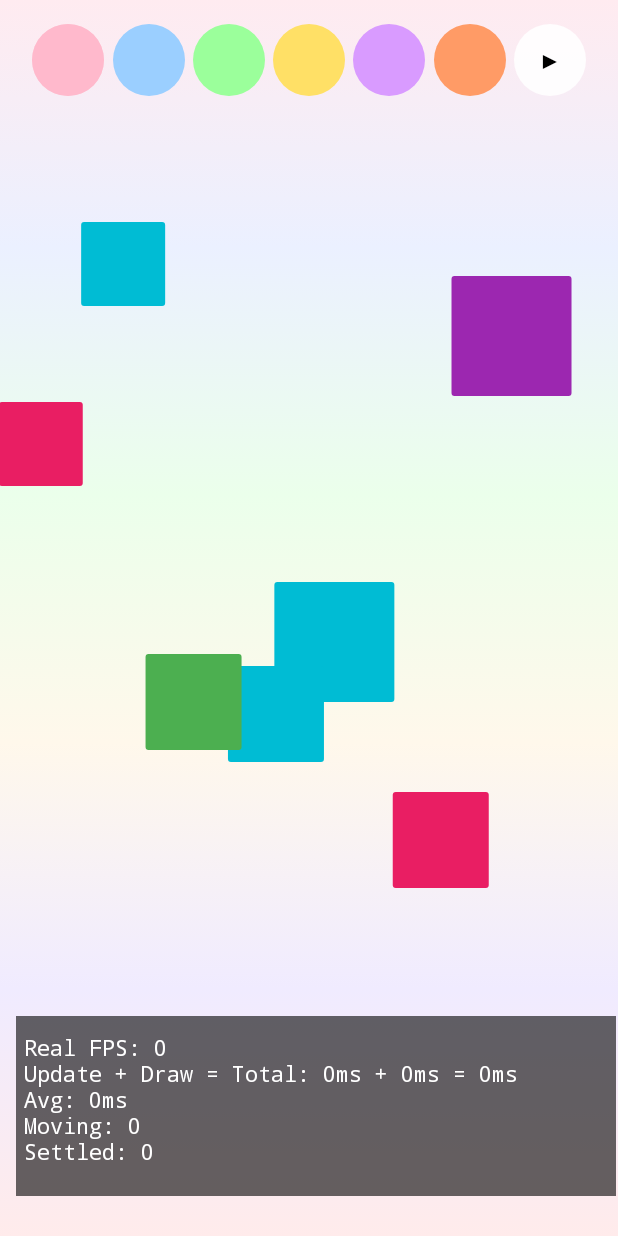
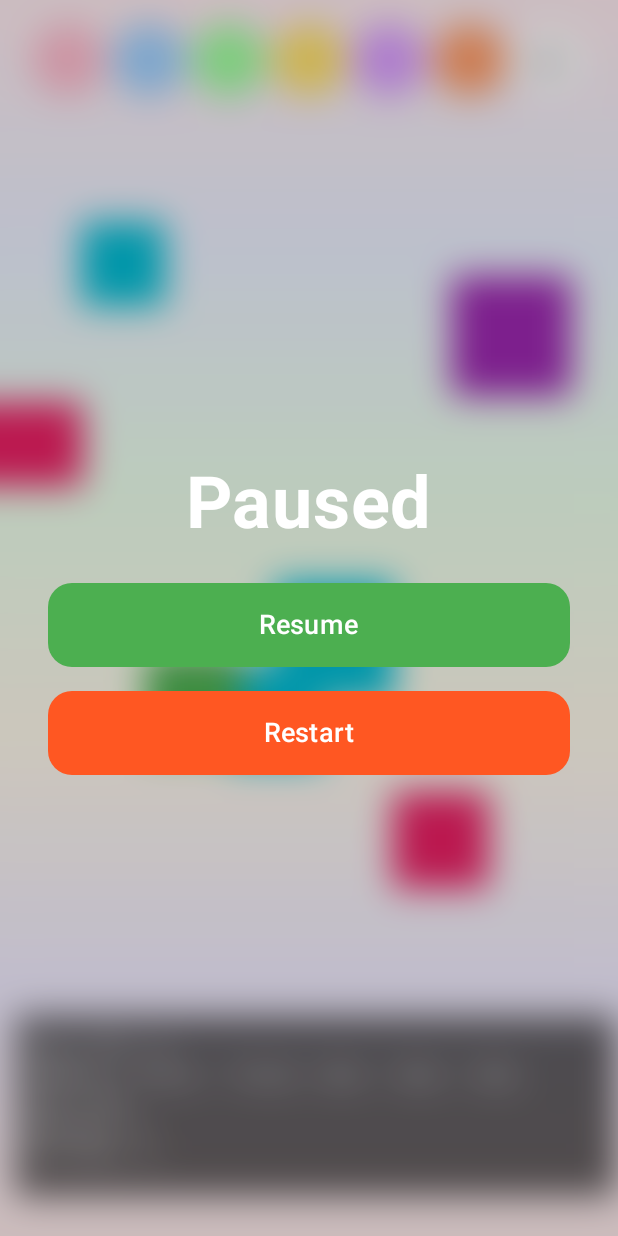
Before and after one commit to fejes91/zen-motes, an Android app built with Jetpack Compose: the screen it shows after launch (MainActivity), after a tap on an icon or button, on a phone screen of 412 x 824 dp. Run offline under Robolectric (Android 15) with nearby library versions, the phone set to English and light mode, and no system bars; our stand-ins replace Timber.

Commit message:
pause overlay with game menu

```diff
--- a/app/src/main/java/hu/adamfejes/zenmotes/GridState.kt
+++ b/app/src/main/java/hu/adamfejes/zenmotes/GridState.kt
@@ -101,4 +101,19 @@ class GridState(
     fun getGrid(): Array<Array<Cell>> {
         return grid
     }
+
+    fun reset() {
+        // Clear all grid cells
+        for (y in 0 until height) {
+            for (x in 0 until width) {
+                grid[y][x] = Cell()
+            }
+        }
+
+        // Clear all collections
+        movingParticles.clear()
+        settledParticlesByObstacle.clear()
+        slidingObstacles.clear()
+        activeCells.clear()
+    }
 }
--- a/app/src/main/java/hu/adamfejes/zenmotes/ObstacleGenerator.kt
+++ b/app/src/main/java/hu/adamfejes/zenmotes/ObstacleGenerator.kt
@@ -68,4 +68,8 @@ class ObstacleGenerator(
     fun isObstacleOffScreen(obstacle: SlidingObstacle): Boolean {
         return obstacle.x > width + obstacle.size
     }
+
+    fun reset() {
+        lastSlidingObstacleTime = 0L
+    }
 }
--- /dev/null
+++ b/app/src/main/java/hu/adamfejes/zenmotes/PauseOverlay.kt
@@ -0,0 +1,80 @@
+package hu.adamfejes.zenmotes
+
+import androidx.compose.foundation.background
+import androidx.compose.foundation.layout.*
+import androidx.compose.foundation.shape.RoundedCornerShape
+import androidx.compose.material3.*
+import androidx.compose.runtime.Composable
+import androidx.compose.ui.Alignment
+import androidx.compose.ui.Modifier
+import androidx.compose.ui.graphics.Color
+import androidx.compose.ui.text.font.FontWeight
+import androidx.compose.ui.unit.dp
+import androidx.compose.ui.unit.sp
+
+@Composable
+fun PauseOverlay(
+    onResume: () -> Unit,
+    onRestart: () -> Unit
+) {
+    Box(
+        modifier = Modifier.fillMaxSize().background(Color.Black.copy(alpha = 0.2f)),
+        contentAlignment = Alignment.Center
+    ) {
+        Column(
+            modifier = Modifier
+                .padding(32.dp)
+                .widthIn(min = 280.dp),
+            horizontalAlignment = Alignment.CenterHorizontally,
+            verticalArrangement = Arrangement.spacedBy(24.dp)
+        ) {
+            Text(
+                text = "Paused",
+                fontSize = 48.sp,
+                fontWeight = FontWeight.Bold,
+                color = Color.White
+            )
+
+            Column(
+                verticalArrangement = Arrangement.spacedBy(16.dp),
+                horizontalAlignment = Alignment.CenterHorizontally
+            ) {
+                    Button(
+                        onClick = onResume,
+                        modifier = Modifier
+                            .fillMaxWidth()
+                            .height(56.dp),
+                        shape = RoundedCornerShape(16.dp),
+                        colors = ButtonDefaults.buttonColors(
+                            containerColor = Color(0xFF4CAF50)
+                        )
+                    ) {
+                        Text(
+                            text = "Resume",
+                            fontSize = 18.sp,
+                            fontWeight = FontWeight.SemiBold,
+                            color = Color.White
+                        )
+                    }
+
+                    Button(
+                        onClick = onRestart,
+                        modifier = Modifier
+                            .fillMaxWidth()
+                            .height(56.dp),
+                        shape = RoundedCornerShape(16.dp),
+                        colors = ButtonDefaults.buttonColors(
+                            containerColor = Color(0xFFFF5722)
+                        )
+                    ) {
+                        Text(
+                            text = "Restart",
+                            fontSize = 18.sp,
+                            fontWeight = FontWeight.SemiBold,
+                            color = Color.White
+                        )
+                    }
+                }
+        }
+    }
+}
--- a/app/src/main/java/hu/adamfejes/zenmotes/SandGrid.kt
+++ b/app/src/main/java/hu/adamfejes/zenmotes/SandGrid.kt
@@ -252,6 +252,22 @@ class SandGrid(
         )
     }
 
+    fun reset() {
+        // Reset pause tracking
+        pauseStartTime = null
+        totalPausedTime = 0L
+
+        // Reset performance tracking
+        frameCount = 0
+        lastUpdateDuration = 0L
+        avgUpdateDuration = 0L
+        lastCleanupTime = 0L
+
+        // Reset all components
+        gridState.reset()
+        obstacleGenerator.reset()
+    }
+
     // Helper functions for functional grid manipulation
 
     private fun clearSlidingObstacleFromGrid(grid: Array<Array<Cell>>, obstacle: SlidingObstacle): Array<Array<Cell>> {
--- a/app/src/main/java/hu/adamfejes/zenmotes/SandSimulation.kt
+++ b/app/src/main/java/hu/adamfejes/zenmotes/SandSimulation.kt
@@ -1,14 +1,29 @@
 package hu.adamfejes.zenmotes
 
 import androidx.compose.foundation.background
-import androidx.compose.foundation.layout.*
+import androidx.compose.foundation.layout.Arrangement
+import androidx.compose.foundation.layout.Box
+import androidx.compose.foundation.layout.PaddingValues
+import androidx.compose.foundation.layout.fillMaxSize
+import androidx.compose.foundation.layout.fillMaxWidth
+import androidx.compose.foundation.layout.padding
+import androidx.compose.foundation.layout.size
+import androidx.compose.foundation.layout.statusBarsPadding
 import androidx.compose.foundation.lazy.LazyRow
 import androidx.compose.foundation.lazy.items
 import androidx.compose.foundation.shape.CircleShape
-import androidx.compose.material3.*
-import androidx.compose.runtime.*
+import androidx.compose.material3.Button
+import androidx.compose.material3.ButtonDefaults
+import androidx.compose.material3.Text
+import androidx.compose.runtime.Composable
+import androidx.compose.runtime.DisposableEffect
+import androidx.compose.runtime.getValue
+import androidx.compose.runtime.mutableStateOf
+import androidx.compose.runtime.remember
+import androidx.compose.runtime.setValue
 import androidx.compose.ui.Alignment
 import androidx.compose.ui.Modifier
+import androidx.compose.ui.draw.blur
 import androidx.compose.ui.draw.clip
 import androidx.compose.ui.graphics.Color
 import androidx.compose.ui.platform.LocalLifecycleOwner
@@ -23,6 +38,7 @@ fun SandSimulation(
 ) {
     var selectedColor by remember { mutableStateOf(Color(0xFFFF9BB5)) }
     var isPaused by remember { mutableStateOf(false) }
+    var resetTrigger by remember { mutableStateOf(0) }
 
     val lifecycleOwner = LocalLifecycleOwner.current
 
@@ -54,6 +70,12 @@ fun SandSimulation(
     Box(
         modifier = modifier.fillMaxSize()
     ) {
+        // Everything that should be blurred when paused
+        Box(
+            modifier = Modifier
+                .fillMaxSize()
+                .then(if (isPaused) Modifier.blur(20.dp) else Modifier)
+        ) {
             // Sand simulation view - full edge-to-edge behind everything
             SandView(
                 modifier = Modifier.fillMaxSize(),
@@ -61,7 +83,8 @@ fun SandSimulation(
                 hasOwnBackground = true,
                 sandGenerationAmount = 60,
                 showPerformanceOverlay = true, // Toggle performance overlay for testing
-            isPaused = isPaused
+                isPaused = isPaused,
+                resetTrigger = resetTrigger
             )
 
             // Top UI overlay - color picker and reset button
@@ -88,6 +111,18 @@ fun SandSimulation(
                         onClick = { isPaused = !isPaused }
                     )
                 }
+            }
+        }
+
+        // Pause overlay with blur and menu
+        if (isPaused) {
+            PauseOverlay(
+                onResume = { isPaused = false },
+                onRestart = {
+                    resetTrigger++
+                    isPaused = false
+                }
+            )
         }
     }
 }
--- a/app/src/main/java/hu/adamfejes/zenmotes/SandView.kt
+++ b/app/src/main/java/hu/adamfejes/zenmotes/SandView.kt
@@ -34,8 +34,14 @@ fun SandView(
     sandGenerationAmount: Int = 8, // Higher value for performance testing
     showPerformanceOverlay: Boolean, // Easy toggle for performance display
     isPaused: Boolean,
+    resetTrigger: Int
 ) {
     var sandGrid by remember { mutableStateOf<SandGrid?>(null) }
+
+    // Reset grid when resetTrigger changes
+    LaunchedEffect(resetTrigger) {
+        sandGrid?.reset()
+    }
     var sandSourceX by remember { mutableStateOf(0f) }
     var isAddingSand by remember { mutableStateOf(false) }
     var frame by remember { mutableStateOf(0L) }
@@ -87,11 +93,9 @@ fun SandView(
             val frameStartTime = System.currentTimeMillis()
             val drawStartTime = System.nanoTime()
 
-            // 1. Grid initialization timing
-            val gridInitStartTime = System.nanoTime()
+            // Initialize grid if needed using actual screen dimensions
             val gridDimensions = calculateGridDimensions(size, cellSize)
             sandGrid = initializeGridIfNeeded(sandGrid, gridDimensions)
-            val gridInitTime = (System.nanoTime() - gridInitStartTime) / 1_000_000.0
 
             sandGrid?.let { grid ->
                 // 2. Sand particle addition timing
@@ -142,7 +146,7 @@ fun SandView(
                 }
 
                 timber.log.Timber.tag("DrawPerf").d(
-                    "TOTAL: ${drawTime}ms + ${grid.getPerformanceData().updateTime}ms = ${drawTime + grid.getPerformanceData().updateTime}ms | FPS: $fps | GridInit: ${gridInitTime}ms | AddSand: ${sandAddTime}ms | DrawGrid: ${drawGridTime}ms"
+                    "TOTAL: ${drawTime}ms + ${grid.getPerformanceData().updateTime}ms = ${drawTime + grid.getPerformanceData().updateTime}ms | FPS: $fps | AddSand: ${sandAddTime}ms | DrawGrid: ${drawGridTime}ms"
                 )
             }
         }
```
Lines whose indentation alone changed are shown as unchanged.
